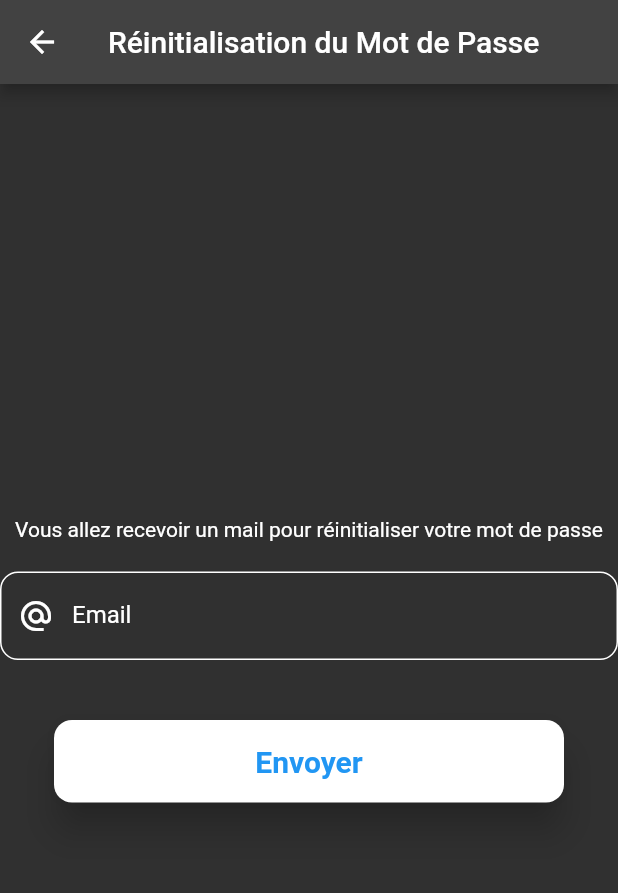
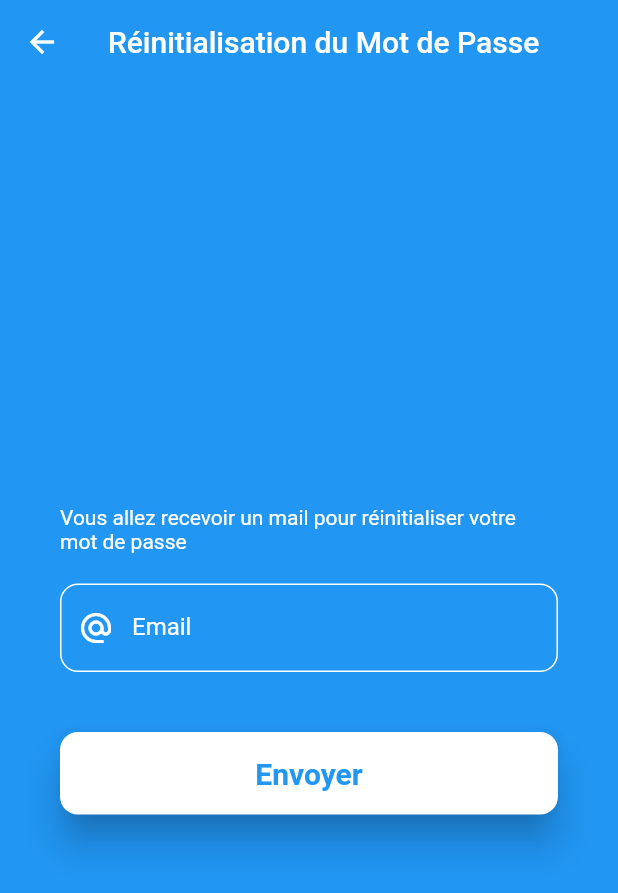
Before and after one commit to Federdispi/ESIASK, a Flutter app: the screen it shows after launch, after a tap on "Connexion", after a tap on "Mot de passe oublié", on a phone screen of 412 x 824 dp. Shown: the top 893 px of the screen. Run offline on Flutter 3.47's test engine with Material 2 defaults, Android fonts, the phone set to English and light mode, and no system bars; our stand-ins replace cloud_firestore, firebase_auth, firebase_core, firebase_storage, form_field_validator, google_sign_in and 1 more; accounts and stored records are empty.

Commit message:
Bug fixed, code cleaned up, auth working fine
//TODO check if Google Sign In works fine and Facebook Sign In

```diff
--- a/esiask/lib/const.dart
+++ b/esiask/lib/const.dart
@@ -1,7 +1,9 @@
 import 'package:cloud_firestore/cloud_firestore.dart';
 import 'package:firebase_auth/firebase_auth.dart';
 import 'package:firebase_storage/firebase_storage.dart';
+import 'package:google_sign_in/google_sign_in.dart';
 
-var firebaseAuth = FirebaseAuth.instance;
-var firebaseStorage = FirebaseStorage.instance;
-var firebaseFirestore = FirebaseFirestore.instance;
+final firebaseAuth = FirebaseAuth.instance;
+final firebaseStorage = FirebaseStorage.instance;
+final firebaseFirestore = FirebaseFirestore.instance;
+final googleSignIn = GoogleSignIn();
--- a/esiask/lib/main.dart
+++ b/esiask/lib/main.dart
@@ -1,7 +1,5 @@
-import 'package:cloud_firestore/cloud_firestore.dart';
 import 'package:esiask/const.dart';
-import 'package:esiask/pages/application/application.dart';
-import 'package:esiask/pages/auth/complete.dart';
+import 'package:esiask/pages/auth/email_confirm.dart';
 import 'package:esiask/pages/auth/login.dart';
 import 'package:firebase_auth/firebase_auth.dart';
 import 'package:flutter/material.dart';
@@ -29,7 +27,7 @@ class MyApp extends StatelessWidget {
         stream: firebaseAuth.authStateChanges(),
         builder: (context, snapshot) {
           if (snapshot.hasData) {
-            return const Application();
+            return const VerifyEmailPage();
           } else {
             return const LogIn();
           }
--- a/esiask/lib/pages/auth/login.dart
+++ b/esiask/lib/pages/auth/login.dart
@@ -18,6 +18,7 @@ class _LogInState extends State<LogIn> {
 
   bool obscurePassword = true;
   final _formkey = GlobalKey<FormState>();
+
   @override
   void dispose() {
     emailController.dispose();
@@ -131,7 +132,7 @@ class _LogInState extends State<LogIn> {
                   height: 40,
                 ),
                 ElevatedButton(
-                  onPressed: () {
+                  onPressed: () async {
                     if (_formkey.currentState!.validate()) {
                       signInWithEmailAndPassword(emailController.text.trim(),
                           passwordController.text.trim());
@@ -214,6 +215,69 @@ class _LogInState extends State<LogIn> {
                     ),
                   ],
                 ),
+                const SizedBox(
+                  height: 20,
+                ),
+                Stack(
+                  alignment: AlignmentDirectional.center,
+                  children: [
+                    const Divider(
+                      thickness: 2,
+                      indent: 35,
+                      endIndent: 35,
+                    ),
+                    Container(
+                      color: Theme.of(context).backgroundColor,
+                      padding: const EdgeInsets.symmetric(horizontal: 10),
+                      child: const Text(
+                        'ou',
+                        style: TextStyle(
+                          fontWeight: FontWeight.bold,
+                          fontSize: 16,
+                        ),
+                      ),
+                    ),
+                  ],
+                ),
+                const SizedBox(
+                  height: 20,
+                ),
+                Row(
+                  mainAxisAlignment: MainAxisAlignment.spaceEvenly,
+                  children: [
+                    ElevatedButton(
+                      onPressed: () {
+                        googleLogin();
+                      },
+                      style: ElevatedButton.styleFrom(
+                        backgroundColor: Colors.white,
+                        shape: RoundedRectangleBorder(
+                          borderRadius: BorderRadius.circular(10),
+                        ),
+                        fixedSize: const Size(150, 90),
+                      ),
+                      child: Image.asset(
+                        'assets/images/google_logo.png',
+                        fit: BoxFit.cover,
+                        width: 50,
+                      ),
+                    ),
+                    ElevatedButton(
+                      onPressed: () {},
+                      style: ElevatedButton.styleFrom(
+                        backgroundColor: Colors.blue[800],
+                        fixedSize: const Size(150, 90),
+                        shape: RoundedRectangleBorder(
+                          borderRadius: BorderRadius.circular(10),
+                        ),
+                      ),
+                      child: const Icon(
+                        Icons.facebook,
+                        size: 45,
+                      ),
+                    ),
+                  ],
+                ),
               ],
             ),
           ),
--- a/esiask/lib/pages/auth/register.dart
+++ b/esiask/lib/pages/auth/register.dart
@@ -1,3 +1,4 @@
+import 'package:esiask/const.dart';
 import 'package:esiask/controllers/auth_controller.dart';
 import 'package:flutter/material.dart';
 import 'package:form_field_validator/form_field_validator.dart';
@@ -191,7 +192,10 @@ class _SignUpState extends State<SignUp> {
                     mainAxisAlignment: MainAxisAlignment.spaceEvenly,
                     children: [
                       ElevatedButton(
-                        onPressed: () {},
+                        onPressed: () {
+                          googleLogin();
+                          Navigator.of(context).pop();
+                        },
                         style: ElevatedButton.styleFrom(
                           backgroundColor: Colors.white,
                           shape: RoundedRectangleBorder(
--- a/esiask/lib/pages/auth/reset_password.dart
+++ b/esiask/lib/pages/auth/reset_password.dart
@@ -1,3 +1,4 @@
+import 'package:esiask/controllers/auth_controller.dart';
 import 'package:flutter/material.dart';
 
 class ResetPassword extends StatelessWidget {
@@ -8,8 +9,15 @@ class ResetPassword extends StatelessWidget {
     TextEditingController emailController = TextEditingController();
 
     return Scaffold(
-      appBar: AppBar(title: const Text("Réinitialisation du Mot de Passe")),
-      body: Column(
+      appBar: AppBar(
+        title: const Text("Réinitialisation du Mot de Passe"),
+        elevation: 0,
+        backgroundColor: Colors.transparent,
+      ),
+      backgroundColor: Theme.of(context).backgroundColor,
+      body: Padding(
+        padding: const EdgeInsets.symmetric(horizontal: 40),
+        child: Column(
           mainAxisAlignment: MainAxisAlignment.center,
           children: [
             const Text(
@@ -50,7 +58,7 @@ class ResetPassword extends StatelessWidget {
               height: 40,
             ),
             ElevatedButton(
-            onPressed: () {},
+              onPressed: () => resetPassword(emailController.text.trim()),
               style: ElevatedButton.styleFrom(
                 backgroundColor: Colors.white,
                 elevation: 10,
@@ -69,6 +77,7 @@ class ResetPassword extends StatelessWidget {
             ),
           ],
         ),
+      ),
     );
   }
 }
--- a/esiask/pubspec.yaml
+++ b/esiask/pubspec.yaml
@@ -41,6 +41,9 @@ dependencies:
   cloud_firestore: ^4.1.0
   firebase_storage: ^11.0.6
   form_field_validator: ^1.1.0
+  image_picker: ^0.8.6
+  google_sign_in: ^5.4.2
+  provider: ^6.0.4
 
 dev_dependencies:
   flutter_test:
```
Also changed, not shown: esiask/lib/controllers/auth_controller.dart (+45 -5 lines), esiask/lib/controllers/google_sign_in.dart (added, +22 -0 lines), esiask/lib/pages/application/application.dart (+25 -22 lines), esiask/lib/pages/auth/complete.dart (+45 -9 lines), esiask/lib/pages/auth/email_confirm.dart (added, +98 -0 lines), esiask/pubspec.lock, 5 other files. Lines whose indentation alone changed are shown as unchanged.
